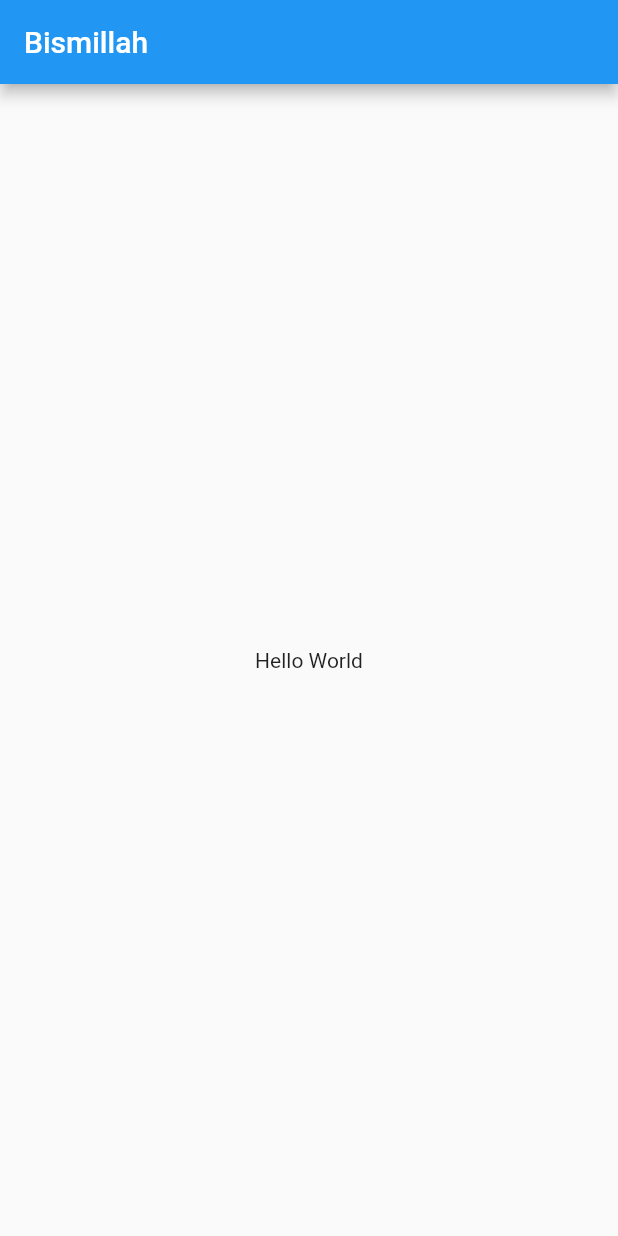
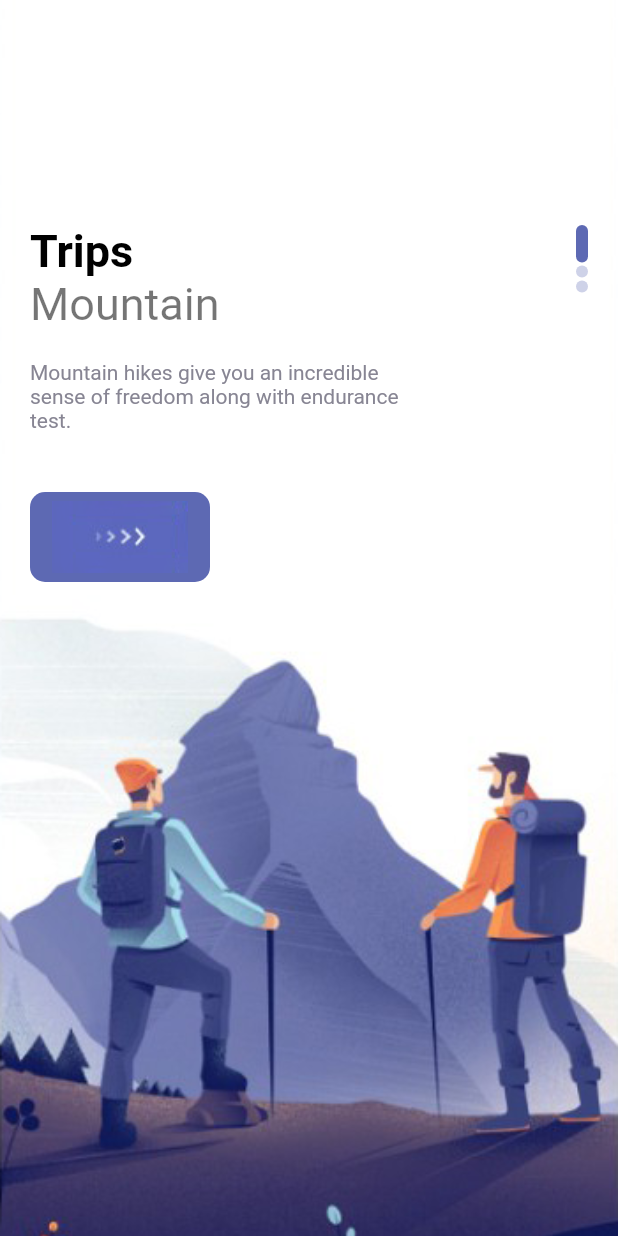
Before and after one commit to syahroel712/project-mountain-app-flutter, a Flutter app: the screen it shows after launch, on a phone screen of 412 x 824 dp. Run offline on Flutter 3.47's test engine with Material 2 defaults, Android fonts, the phone set to English and light mode, and no system bars.

Commit message:
Carousel Slider

```diff
--- a/lib/main.dart
+++ b/lib/main.dart
@@ -1,4 +1,5 @@
 import 'package:flutter/material.dart';
+import 'package:flutter_app_mountain/pages/welcome_page.dart';
 
 void main() {
   runApp(MyApp());
@@ -10,74 +11,11 @@ class MyApp extends StatelessWidget {
   Widget build(BuildContext context) {
     return MaterialApp(
       title: 'Flutter Demo',
+      debugShowCheckedModeBanner: false,
       theme: ThemeData(
-        // This is the theme of your application.
-        //
-        // Try running your application with "flutter run". You'll see the
-        // application has a blue toolbar. Then, without quitting the app, try
-        // changing the primarySwatch below to Colors.green and then invoke
-        // "hot reload" (press "r" in the console where you ran "flutter run",
-        // or simply save your changes to "hot reload" in a Flutter IDE).
-        // Notice that the counter didn't reset back to zero; the application
-        // is not restarted.
         primarySwatch: Colors.blue,
       ),
-      home: MyHomePage(title: 'Bismillah'),
+      home: WelcomePage(),
     );
   }
 }
-
-class MyHomePage extends StatefulWidget {
-  MyHomePage({Key? key, required this.title}) : super(key: key);
-
-  // This widget is the home page of your application. It is stateful, meaning
-  // that it has a State object (defined below) that contains fields that affect
-  // how it looks.
-
-  // This class is the configuration for the state. It holds the values (in this
-  // case the title) provided by the parent (in this case the App widget) and
-  // used by the build method of the State. Fields in a Widget subclass are
-  // always marked "final".
-
-  final String title;
-
-  @override
-  _MyHomePageState createState() => _MyHomePageState();
-}
-
-class _MyHomePageState extends State<MyHomePage> {
-  int _counter = 0;
-
-  void _incrementCounter() {
-    setState(() {
-      // This call to setState tells the Flutter framework that something has
-      // changed in this State, which causes it to rerun the build method below
-      // so that the display can reflect the updated values. If we changed
-      // _counter without calling setState(), then the build method would not be
-      // called again, and so nothing would appear to happen.
-      _counter++;
-    });
-  }
-
-  @override
-  Widget build(BuildContext context) {
-    // This method is rerun every time setState is called, for instance as done
-    // by the _incrementCounter method above.
-    //
-    // The Flutter framework has been optimized to make rerunning build methods
-    // fast, so that you can just rebuild anything that needs updating rather
-    // than having to individually change instances of widgets.
-    return Scaffold(
-      appBar: AppBar(
-        // Here we take the value from the MyHomePage object that was created by
-        // the App.build method, and use it to set our appbar title.
-        title: Text(widget.title),
-      ),
-      body: Center(
-        // Center is a layout widget. It takes a single child and positions it
-        // in the middle of the parent.
-        child: Text("Hello World"),
-      ), // This trailing comma makes auto-formatting nicer for build methods.
-    );
-  }
-}
--- /dev/null
+++ b/lib/misc/colors.dart
@@ -0,0 +1,11 @@
+import 'dart:ui';
+
+class AppColors {
+  static final Color textColor1 = Color(0xFF989acd);
+  static final Color textColor2 = Color(0xFF878593);
+  static final Color bigTextColor = Color(0xFF2e2e31);
+  static final Color mainColor = Color(0xFF5d69b3);
+  static final Color starColor = Color(0xFFe7bb4e);
+  static final Color mainTextColor = Color(0xFFababad);
+  static final Color buttonBackground = Color(0xFFf1f1f9);
+}
--- /dev/null
+++ b/lib/pages/welcome_page.dart
@@ -0,0 +1,98 @@
+import 'package:flutter/material.dart';
+import 'package:flutter_app_mountain/misc/colors.dart';
+import 'package:flutter_app_mountain/widgets/app_large_text.dart';
+import 'package:flutter_app_mountain/widgets/app_text.dart';
+import 'package:flutter_app_mountain/widgets/responsive_button.dart';
+
+class WelcomePage extends StatefulWidget {
+  const WelcomePage({Key? key}) : super(key: key);
+
+  @override
+  _WelcomePageState createState() => _WelcomePageState();
+}
+
+class _WelcomePageState extends State<WelcomePage> {
+  List images = [
+    "welcome-one.png",
+    "welcome-two.png",
+    "welcome-three.png",
+  ];
+
+  List text = [
+    "Mountain hikes give you an incredible sense of freedom along with endurance test.",
+    "Moraine Lake is yet another astonishing geographical location that you cannot afford to miss out on if you're travelling along the Icefields Parkway",
+    "The Icefields Parkway offers you the picturesque panorama of Alberta's most talked about mointain vistas.",
+  ];
+
+  @override
+  Widget build(BuildContext context) {
+    return Scaffold(
+      body: PageView.builder(
+        scrollDirection: Axis.vertical,
+        itemCount: images.length,
+        itemBuilder: (_, index) {
+          return Container(
+            width: double.maxFinite,
+            height: double.maxFinite,
+            decoration: BoxDecoration(
+              image: DecorationImage(
+                image: AssetImage("images/" + images[index]),
+                fit: BoxFit.cover,
+              ),
+            ),
+            child: Container(
+              margin: const EdgeInsets.only(top: 150, left: 20, right: 20),
+              child: Row(
+                mainAxisAlignment: MainAxisAlignment.spaceBetween,
+                children: [
+                  Column(
+                    crossAxisAlignment: CrossAxisAlignment.start,
+                    children: [
+                      AppLargeText(text: "Trips"),
+                      AppText(
+                        text: "Mountain",
+                        size: 30,
+                      ),
+                      SizedBox(
+                        height: 20,
+                      ),
+                      Container(
+                        width: 250,
+                        child: AppText(
+                          text: text[index],
+                          color: AppColors.textColor2,
+                          size: 14,
+                        ),
+                      ),
+                      SizedBox(
+                        height: 40,
+                      ),
+                      ResponsiveButton(
+                        width: 120,
+                      ),
+                    ],
+                  ),
+                  Column(
+                    children: List.generate(3, (indexDots) {
+                      return Container(
+                        margin: const EdgeInsets.only(bottom: 2),
+                        width: 8,
+                        height: index == indexDots ? 25 : 8,
+                        decoration: BoxDecoration(
+                          borderRadius: BorderRadius.circular(8),
+                          color: index == indexDots
+                              ? AppColors.mainColor
+                              : AppColors.mainColor.withOpacity(0.3),
+                        ),
+                      );
+                    }),
+                  ),
+                ],
+              ),
+            ),
+          );
+        },
+      ),
+    );
+  }
+}
--- /dev/null
+++ b/lib/widgets/app_large_text.dart
@@ -0,0 +1,26 @@
+import 'package:flutter/material.dart';
+
+class AppLargeText extends StatelessWidget {
+  double size;
+  final String text;
+  final Color color;
+
+  AppLargeText({
+    Key? key,
+    this.size = 30,
+    required this.text,
+    this.color = Colors.black,
+  }) : super(key: key);
+
+  @override
+  Widget build(BuildContext context) {
+    return Text(
+      text,
+      style: TextStyle(
+        color: color,
+        fontSize: size,
+        fontWeight: FontWeight.bold,
+      ),
+    );
+  }
+}
--- /dev/null
+++ b/lib/widgets/app_text.dart
@@ -0,0 +1,25 @@
+import 'package:flutter/material.dart';
+
+class AppText extends StatelessWidget {
+  double size;
+  final String text;
+  final Color color;
+
+  AppText({
+    Key? key,
+    this.size = 16,
+    required this.text,
+    this.color = Colors.black54,
+  }) : super(key: key);
+
+  @override
+  Widget build(BuildContext context) {
+    return Text(
+      text,
+      style: TextStyle(
+        color: color,
+        fontSize: size,
+      ),
+    );
+  }
+}
--- /dev/null
+++ b/lib/widgets/responsive_button.dart
@@ -0,0 +1,31 @@
+import 'package:flutter/cupertino.dart';
+import 'package:flutter_app_mountain/misc/colors.dart';
+
+class ResponsiveButton extends StatelessWidget {
+  bool? isResponsive;
+  double? width;
+
+  ResponsiveButton({
+    Key? key,
+    this.width,
+    this.isResponsive = false,
+  }) : super(key: key);
+
+  @override
+  Widget build(BuildContext context) {
+    return Container(
+      width: width,
+      height: 60,
+      decoration: BoxDecoration(
+        borderRadius: BorderRadius.circular(10),
+        color: AppColors.mainColor,
+      ),
+      child: Row(
+        mainAxisAlignment: MainAxisAlignment.center,
+        children: [
+          Image.asset("images/button-one.png"),
+        ],
+      ),
+    );
+  }
+}
```
